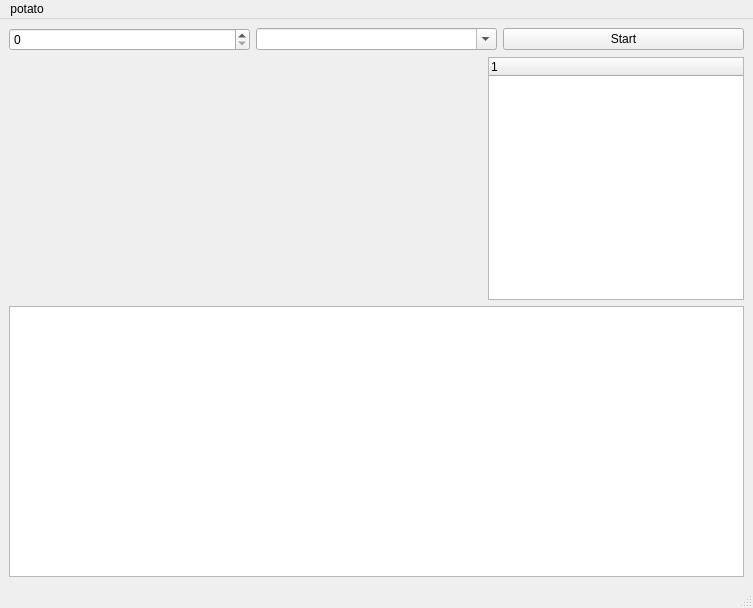
The window that mainwindow.ui (robotadasufsc/Exposer-Gui) describes before a commit, drawn with Qt 5.
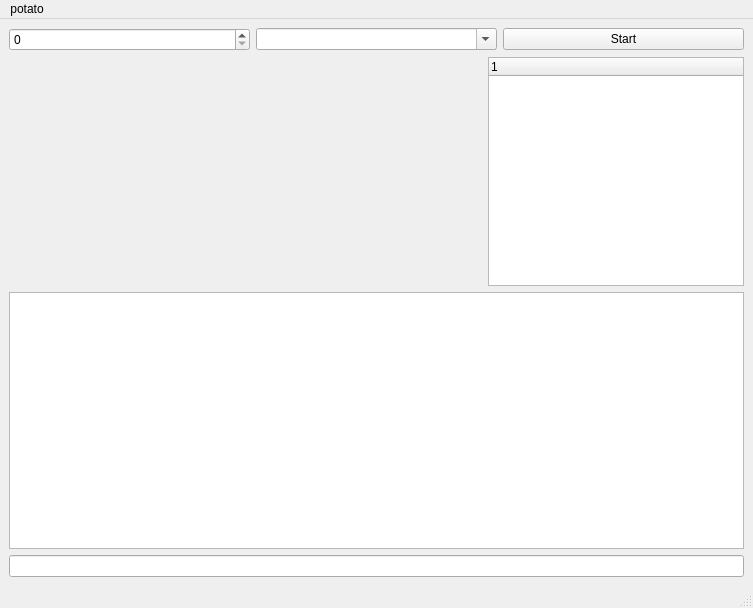
The same window after the commit. Custom widgets are drawn as their Qt base class.

What changed in the file:
```diff
--- a/mainwindow.ui
+++ b/mainwindow.ui
@@ -84,6 +84,9 @@
     <item>
      <widget class="QPlainTextEdit" name="console"/>
     </item>
+    <item>
+     <widget class="QLineEdit" name="comm"/>
+    </item>
    </layout>
   </widget>
   <widget class="QMenuBar" name="menubar">
```
